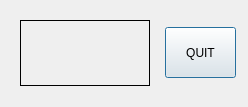
Qt form remotelcd/maindialog.ui (alessiol78/caravanshield) before a commit.
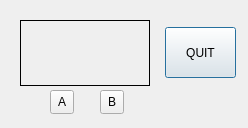
The same form after that commit.

```diff
--- a/remotelcd/maindialog.ui
+++ b/remotelcd/maindialog.ui
@@ -7,7 +7,7 @@
     <x>0</x>
     <y>0</y>
     <width>248</width>
-    <height>107</height>
+    <height>128</height>
    </rect>
   </property>
   <property name="windowTitle">
@@ -42,6 +42,32 @@
     <string>QUIT</string>
    </property>
   </widget>
+  <widget class="QToolButton" name="toolButton_A">
+   <property name="geometry">
+    <rect>
+     <x>50</x>
+     <y>90</y>
+     <width>24</width>
+     <height>24</height>
+    </rect>
+   </property>
+   <property name="text">
+    <string>A</string>
+   </property>
+  </widget>
+  <widget class="QToolButton" name="toolButton_B">
+   <property name="geometry">
+    <rect>
+     <x>100</x>
+     <y>90</y>
+     <width>24</width>
+     <height>24</height>
+    </rect>
+   </property>
+   <property name="text">
+    <string>B</string>
+   </property>
+  </widget>
  </widget>
  <layoutdefault spacing="6" margin="11"/>
  <resources/>
```
